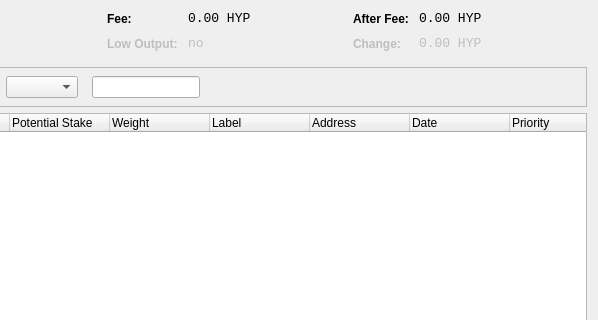
Old version of the form src/qt/forms/coincontroldialog.ui in the repository davidlatapie/HyperStake; both pictures show x 402 to 1000 and y 0 to 320 of the 1000 by 500 pixel window.
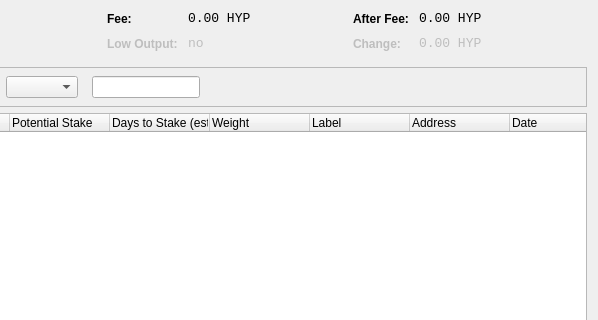
New version of the form. Custom widgets are drawn as their Qt base class.

Commit message: Add stake time estimate to CC & reduce decimals

The edit to the form file:
```diff
--- a/src/qt/forms/coincontroldialog.ui
+++ b/src/qt/forms/coincontroldialog.ui
@@ -520,7 +520,11 @@
        <string>Potential Stake</string> /** potential stake **/
       </property>
      </column>
-	 
+	 <column>
+      <property name="text">
+       <string>Days to Stake (est.)</string> /** stake time estimate **/
+      </property>
+     </column>
      <column>
       <property name="text">
        <string>Weight</string> /** weight **/
```
The commit also changes 3 other files.
